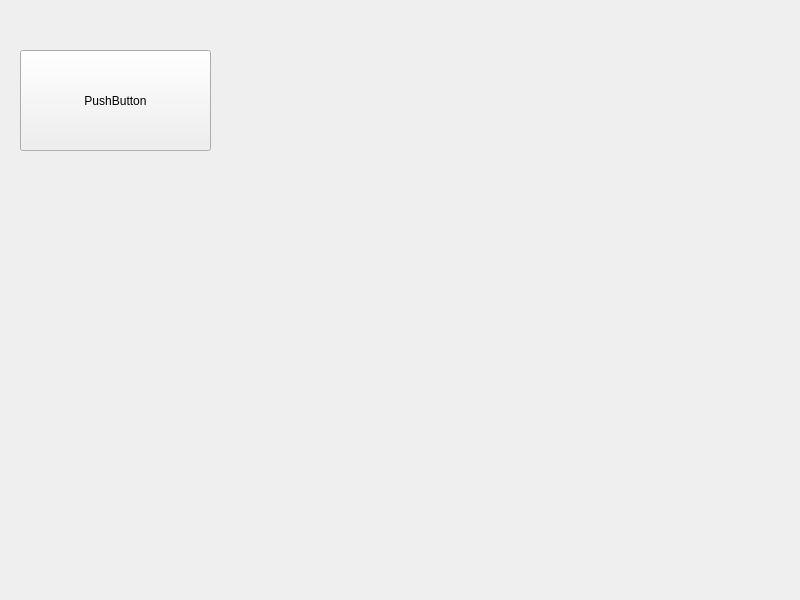
Qt form mainwindow.ui (e79068fd/Labyrinth) before a commit.
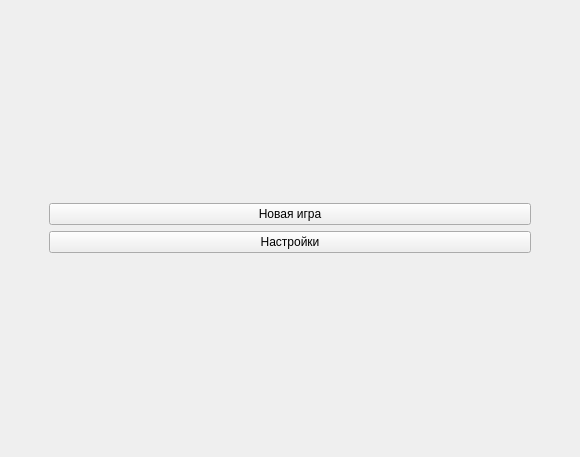
The same form after that commit.

Patch:
```diff
--- a/mainwindow.ui
+++ b/mainwindow.ui
@@ -6,27 +6,72 @@
    <rect>
     <x>0</x>
     <y>0</y>
-    <width>800</width>
-    <height>600</height>
+    <width>580</width>
+    <height>457</height>
    </rect>
   </property>
   <property name="windowTitle">
    <string>MainWindow</string>
   </property>
   <widget class="QWidget" name="centralwidget">
-   <widget class="QPushButton" name="pushButton">
-    <property name="geometry">
-     <rect>
-      <x>20</x>
-      <y>50</y>
-      <width>191</width>
-      <height>101</height>
-     </rect>
-    </property>
-    <property name="text">
-     <string>PushButton</string>
-    </property>
-   </widget>
+   <layout class="QGridLayout" name="gridLayout">
+    <item row="0" column="4">
+     <spacer name="horizontalSpacer_2">
+      <property name="orientation">
+       <enum>Qt::Horizontal</enum>
+      </property>
+      <property name="sizeType">
+       <enum>QSizePolicy::Preferred</enum>
+      </property>
+      <property name="sizeHint" stdset="0">
+       <size>
+        <width>40</width>
+        <height>20</height>
+       </size>
+      </property>
+     </spacer>
+    </item>
+    <item row="0" column="0">
+     <spacer name="horizontalSpacer">
+      <property name="orientation">
+       <enum>Qt::Horizontal</enum>
+      </property>
+      <property name="sizeType">
+       <enum>QSizePolicy::Preferred</enum>
+      </property>
+      <property name="sizeHint" stdset="0">
+       <size>
+        <width>40</width>
+        <height>20</height>
+       </size>
+      </property>
+     </spacer>
+    </item>
+    <item row="0" column="2">
+     <layout class="QVBoxLayout" name="verticalLayout">
+      <item>
+       <widget class="QPushButton" name="buttonNewGame">
+        <property name="sizePolicy">
+         <sizepolicy hsizetype="Minimum" vsizetype="Fixed">
+          <horstretch>0</horstretch>
+          <verstretch>0</verstretch>
+         </sizepolicy>
+        </property>
+        <property name="text">
+         <string>Новая игра</string>
+        </property>
+       </widget>
+      </item>
+      <item>
+       <widget class="QPushButton" name="buttonPreferences">
+        <property name="text">
+         <string>Настройки</string>
+        </property>
+       </widget>
+      </item>
+     </layout>
+    </item>
+   </layout>
   </widget>
  </widget>
  <resources/>
```
